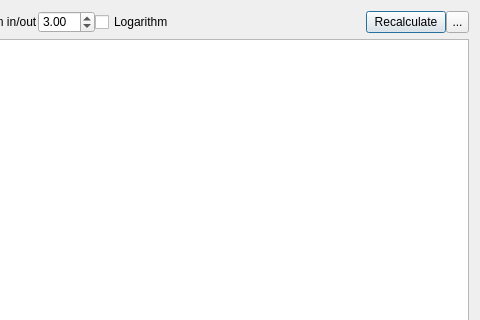
Qt form tracking/connectivity_matrix_dialog.ui (frankyeh/DSI-Studio) before a commit; both pictures show x 160 to 640 and y 0 to 320 of the 640 by 480 pixel window.
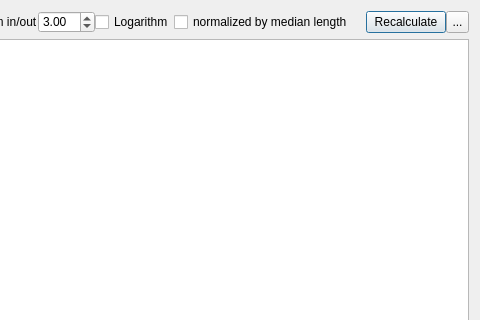
The same form after that commit. Icons and pictures are not drawn.

Commit message: add connectivity normalization function

```diff
--- a/tracking/connectivity_matrix_dialog.ui
+++ b/tracking/connectivity_matrix_dialog.ui
@@ -78,6 +78,13 @@
        </property>
       </widget>
      </item>
+     <item>
+      <widget class="QCheckBox" name="norm">
+       <property name="text">
+        <string>normalized by median length</string>
+       </property>
+      </widget>
+     </item>
      <item>
       <spacer name="horizontalSpacer">
        <property name="orientation">
```
The commit also changes 6 other files.
